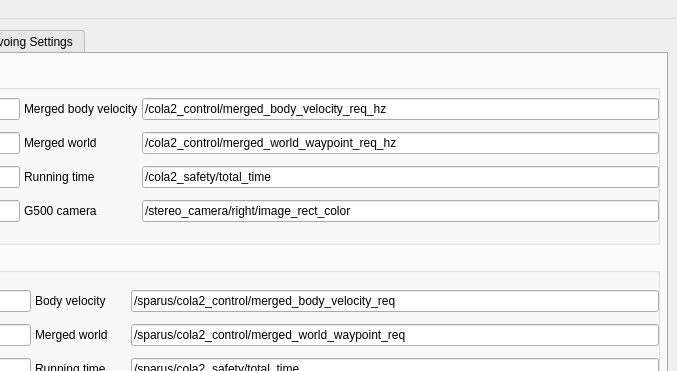
The window that ui/main_window.ui (jcgarsan/merbots_gui) describes before a commit, drawn with Qt 5; both pictures show x 603 to 1280 and y 0 to 371 of the 1280 by 750 pixel window.
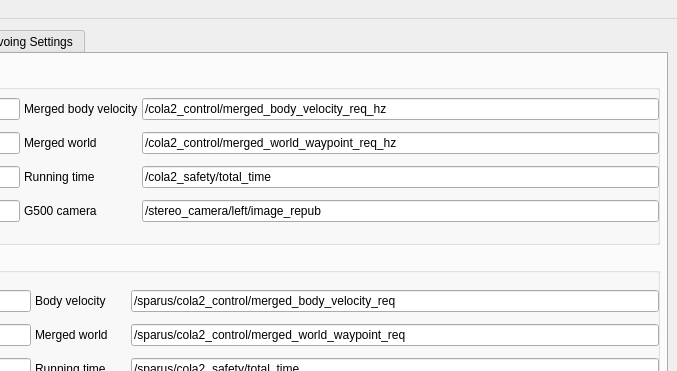
The same window after the commit. The open tabs and pages were chosen to show the change. Icons and pictures are not drawn.

Commit message: G500 camera topic modified

```diff
--- a/ui/main_window.ui
+++ b/ui/main_window.ui
@@ -2156,7 +2156,7 @@
                <item row="4" column="3">
                 <widget class="QLineEdit" name="g500CameraTopic">
                  <property name="text">
-                  <string>/stereo_camera/right/image_rect_color</string>
+                  <string>/stereo_camera/left/image_repub</string>
                  </property>
                 </widget>
                </item>
```
Left out of the diff: 2 changed lines with no effect on the pictures.
